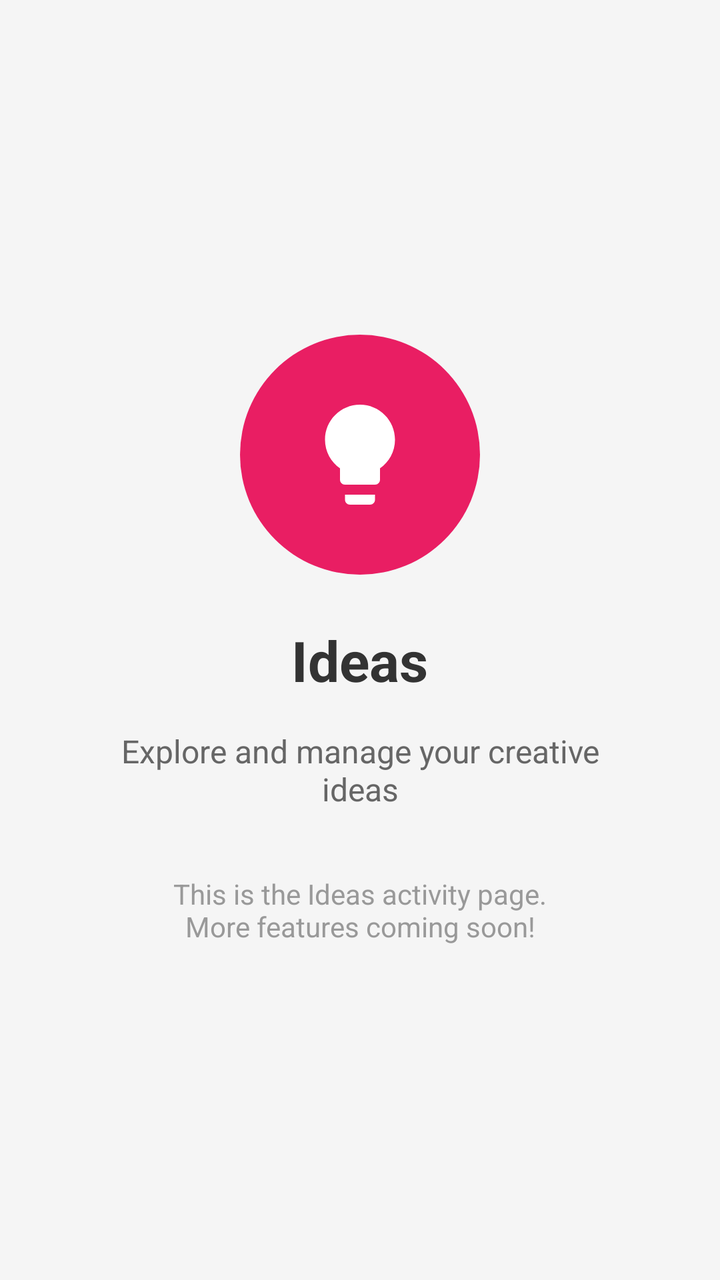
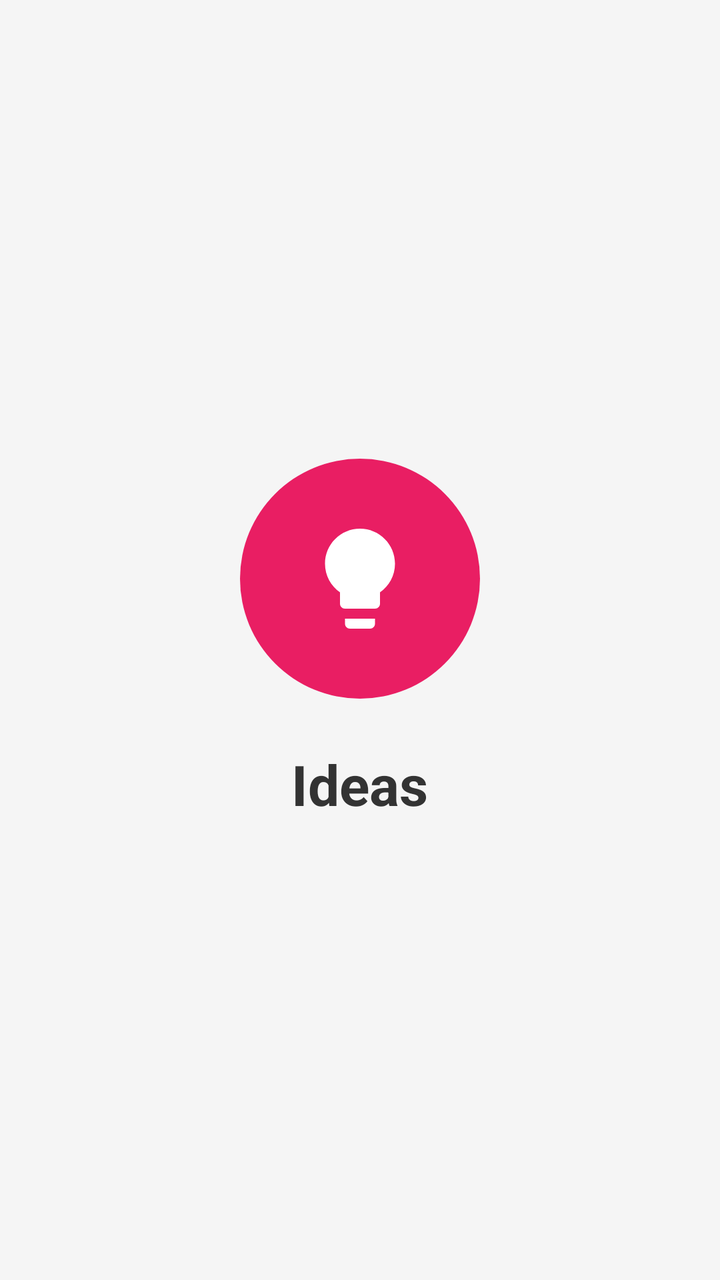

The first picture is an Android layout as it rendered before a commit; the second is the same layout after the commit. The layout source and the unified diff follow.
<!-- AndroidManifest.xml: application theme Theme.MyApp -->
<!-- res/layout/activity_ideas.xml -->
<?xml version="1.0" encoding="utf-8"?>
<LinearLayout xmlns:android="http://schemas.android.com/apk/res/android"
    xmlns:tools="http://schemas.android.com/tools"
    android:layout_width="match_parent"
    android:layout_height="match_parent"
    android:orientation="vertical"
    android:background="#F5F5F5"
    android:gravity="center"
    android:padding="24dp"
    tools:context=".IdeasActivity">

    <ImageView
        android:layout_width="120dp"
        android:layout_height="120dp"
        android:src="@drawable/ic_ideas"
        android:contentDescription="Ideas Icon"
        android:background="@drawable/circle_background"
        android:backgroundTint="#E91E63"
        android:padding="30dp"/>

    <TextView
        android:layout_width="wrap_content"
        android:layout_height="wrap_content"
        android:layout_marginTop="24dp"
        android:text="Ideas"
        android:textSize="28sp"
        android:textStyle="bold"
        android:textColor="#333333" />

    <TextView
        android:layout_width="wrap_content"
        android:layout_height="wrap_content"
        android:layout_marginTop="16dp"
        android:text="Explore and manage your creative ideas"
        android:textSize="16sp"
        android:textColor="#666666"
        android:gravity="center"
        android:paddingHorizontal="32dp"/>

    <TextView
        android:layout_width="wrap_content"
        android:layout_height="wrap_content"
        android:layout_marginTop="32dp"
        android:text="This is the Ideas activity page.\nMore features coming soon!"
        android:textSize="14sp"
        android:textColor="#999999"
        android:gravity="center"/>

</LinearLayout>
<!-- resources referenced by this layout -->
<resources>
  <!-- drawable circle_background (drawable) -->
  <?xml version="1.0" encoding="utf-8"?>
  <shape xmlns:android="http://schemas.android.com/apk/res/android"
      android:shape="oval">
      <solid android:color="#6200EE"/>
  </shape>
  <!-- drawable ic_ideas (drawable) -->
  <vector xmlns:android="http://schemas.android.com/apk/res/android"
      android:width="48dp"
      android:height="48dp"
      android:viewportWidth="24"
      android:viewportHeight="24">
      <path
          android:fillColor="#FFFFFF"
          android:pathData="M9,21c0,0.55 0.45,1 1,1h4c0.55,0 1,-0.45 1,-1v-1H9v1zM12,2C8.14,2 5,5.14 5,9c0,2.38 1.19,4.47 3,5.74V17c0,0.55 0.45,1 1,1h6c0.55,0 1,-0.45 1,-1v-2.26c1.81,-1.27 3,-3.36 3,-5.74 0,-3.86 -3.14,-7 -7,-7z"/>
  </vector>
  <style name="Theme.MyApp" parent="Base.Theme.MyApp" />
  <style name="Base.Theme.MyApp" parent="Theme.Material3.DayNight.NoActionBar">
          
          
      </style>
</resources>

<!-- the commit's change to res/layout/activity_ideas.xml (unified diff, before → after) -->
@@ -27,23 +27,4 @@
         android:textStyle="bold"
         android:textColor="#333333" />
 
-    <TextView
-        android:layout_width="wrap_content"
-        android:layout_height="wrap_content"
-        android:layout_marginTop="16dp"
-        android:text="Explore and manage your creative ideas"
-        android:textSize="16sp"
-        android:textColor="#666666"
-        android:gravity="center"
-        android:paddingHorizontal="32dp"/>
-
-    <TextView
-        android:layout_width="wrap_content"
-        android:layout_height="wrap_content"
-        android:layout_marginTop="32dp"
-        android:text="This is the Ideas activity page.\nMore features coming soon!"
-        android:textSize="14sp"
-        android:textColor="#999999"
-        android:gravity="center"/>
-
 </LinearLayout>
<!-- resource entries referenced after the edit -->
@@ -18,8 +18,6 @@
   </vector>
   <style name="Theme.MyApp" parent="Base.Theme.MyApp" />
   <style name="Base.Theme.MyApp" parent="Theme.Material3.DayNight.NoActionBar">
-          
-          
       </style>
 </resources>
 
